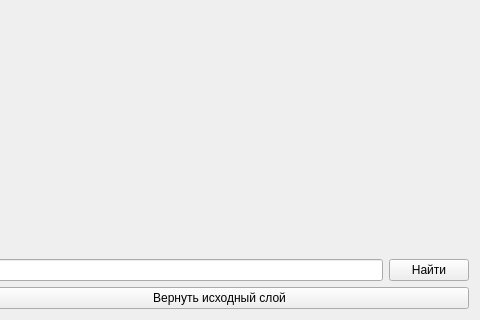
First picture: the form in main.ui, repository AzyaFLEX/BigAPI, before the edit; both pictures show x 547 to 1027 and y 549 to 869 of the 1027 by 869 pixel window.
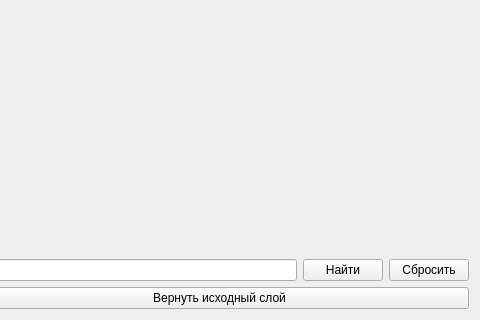
Second picture: the form after the edit.

Commit message: Добавление кнопки "Сбросить".

```diff
--- a/main.ui
+++ b/main.ui
@@ -44,6 +44,13 @@
          </property>
         </widget>
        </item>
+       <item>
+        <widget class="QPushButton" name="cancel">
+         <property name="text">
+          <string>Сбросить</string>
+         </property>
+        </widget>
+       </item>
       </layout>
      </item>
      <item>
```
The commit also changes 1 other file.
